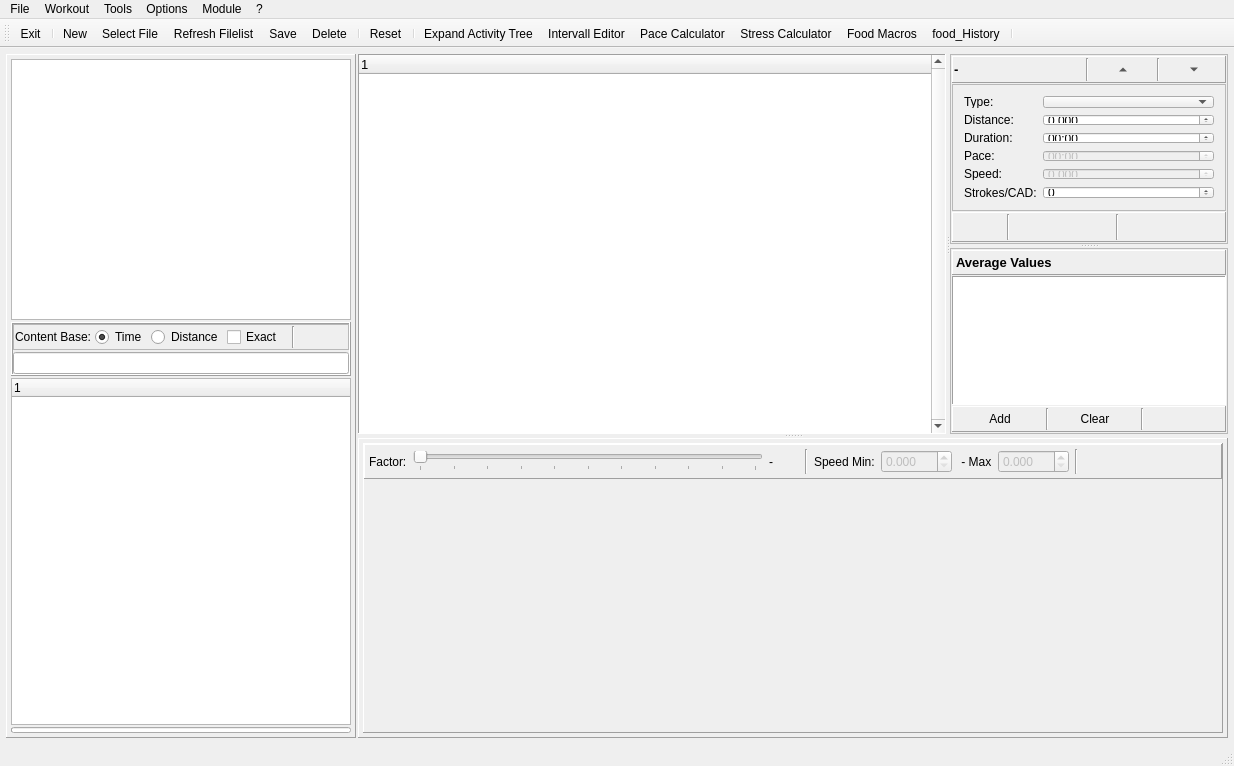
Before: the Qt Designer form mainwindow.ui in Tria-Andy/WorkoutEditor, drawn with Qt 5.
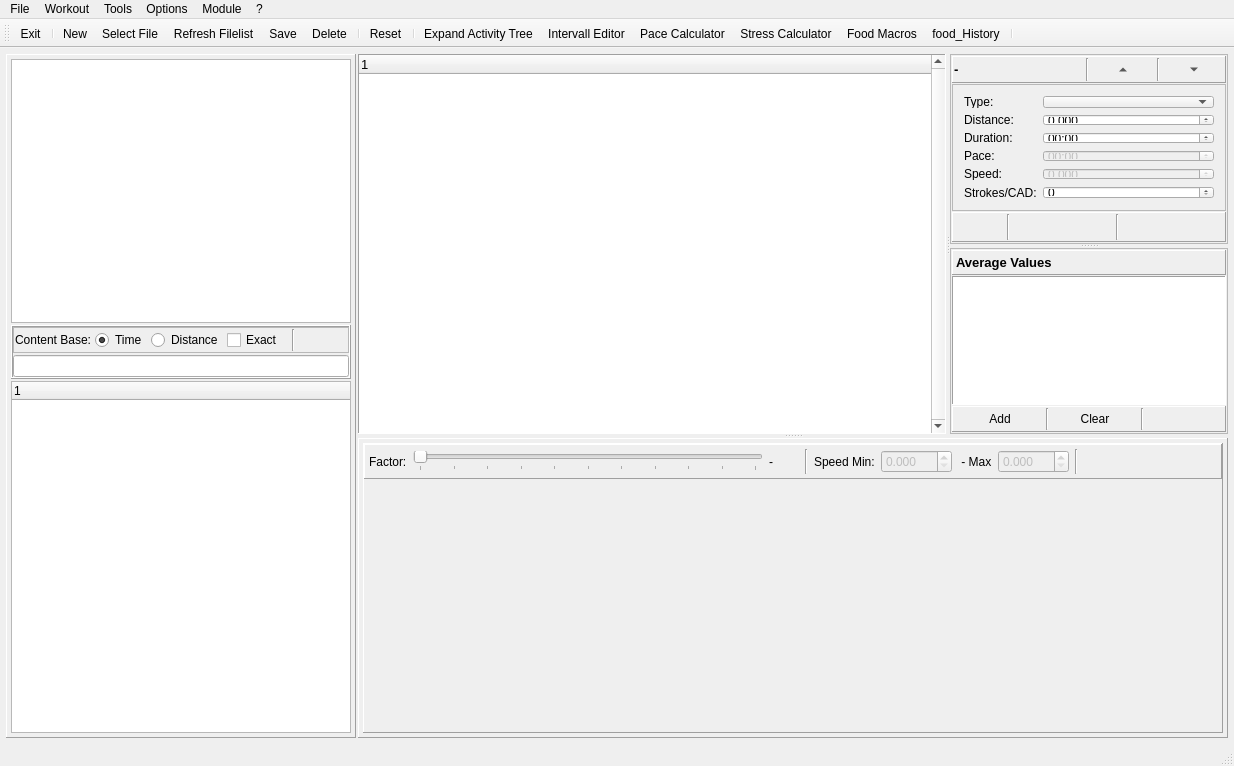
After: the same form once the commit is applied. The open tabs and pages were chosen to show the change. Icons and pictures are not drawn. Custom widgets are drawn as their Qt base class.

```diff
--- a/mainwindow.ui
+++ b/mainwindow.ui
@@ -1265,31 +1265,6 @@
              </column>
             </widget>
            </item>
-           <item>
-            <widget class="QProgressBar" name="progressBar_fileState">
-             <property name="minimumSize">
-              <size>
-               <width>0</width>
-               <height>5</height>
-              </size>
-             </property>
-             <property name="maximumSize">
-              <size>
-               <width>16777215</width>
-               <height>6</height>
-              </size>
-             </property>
-             <property name="toolTipDuration">
-              <number>7</number>
-             </property>
-             <property name="value">
-              <number>0</number>
-             </property>
-             <property name="textVisible">
-              <bool>false</bool>
-             </property>
-            </widget>
-           </item>
           </layout>
          </widget>
         </item>
```
Left out of the diff: 2 changed lines with no effect on the pictures.
